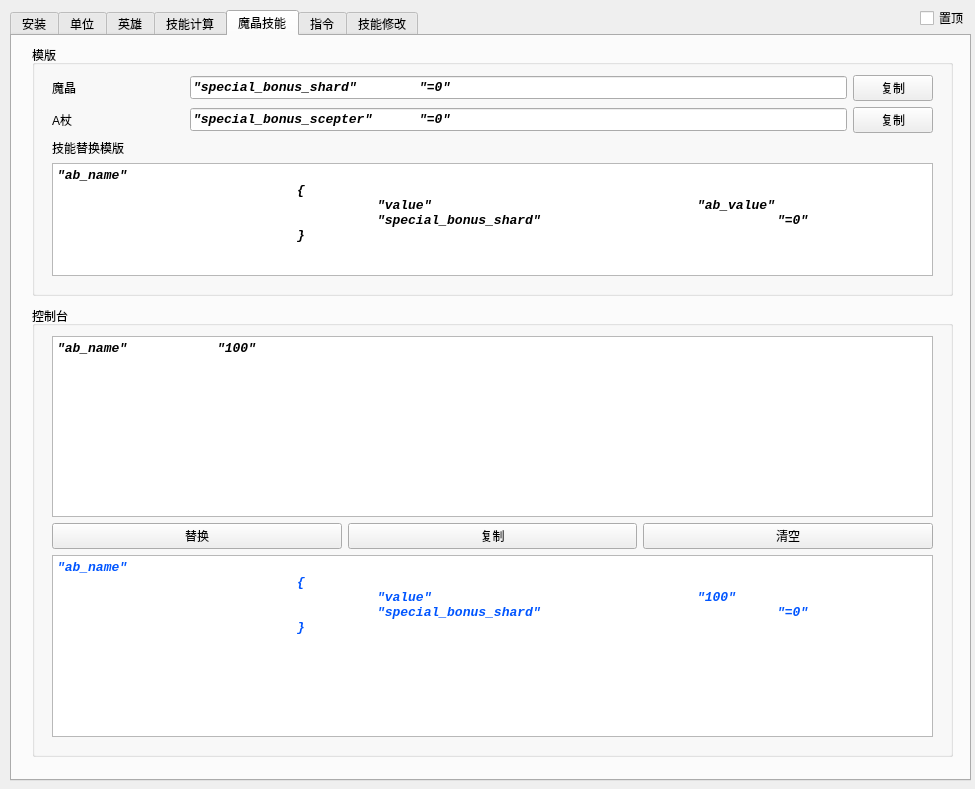
Old version of the form untitled.ui in the repository JeremyChim/Dota-Tool.
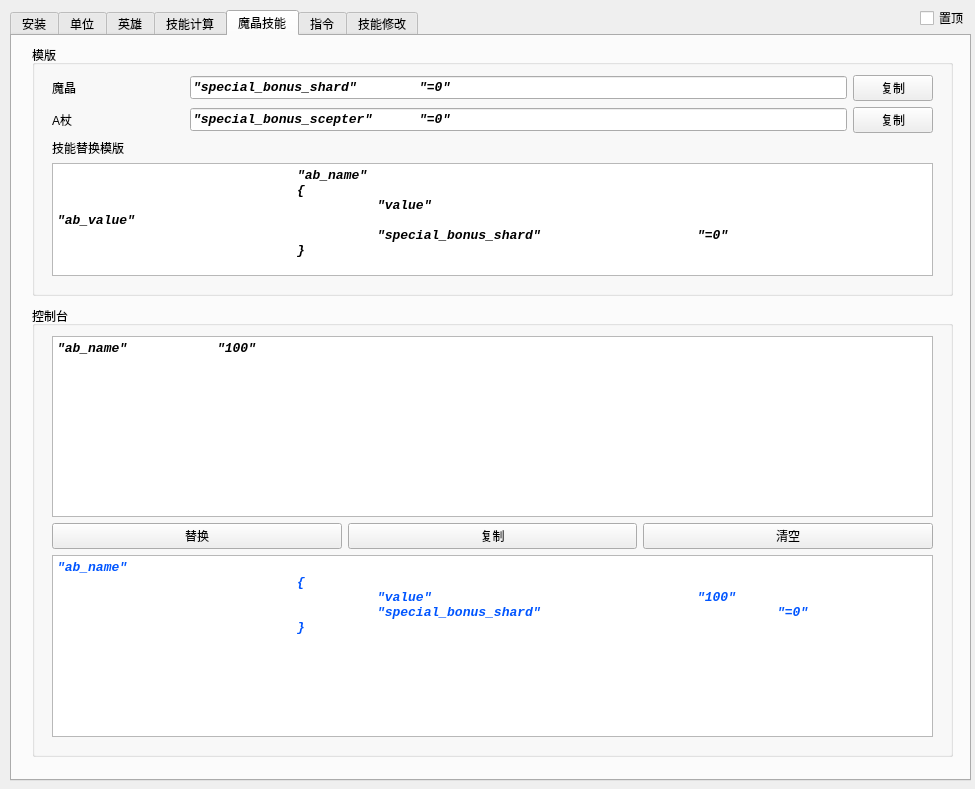
New version of the form. The open tabs and pages were chosen to show the change.

Commit message: change ui ab_calc ab_replay

What changed in the file:
```diff
--- a/untitled.ui
+++ b/untitled.ui
@@ -2171,10 +2171,10 @@
 li.unchecked::marker { content: &quot;\2610&quot;; }
 li.checked::marker { content: &quot;\2612&quot;; }
 &lt;/style&gt;&lt;/head&gt;&lt;body style=&quot; font-family:'Consolas'; font-size:10pt; font-weight:700; font-style:italic;&quot;&gt;
-&lt;p style=&quot; margin-top:0px; margin-bottom:0px; margin-left:0px; margin-right:0px; -qt-block-indent:0; text-indent:0px;&quot;&gt;&lt;span style=&quot; font-weight:696;&quot;&gt;&amp;quot;ab_name&amp;quot;&lt;/span&gt;&lt;/p&gt;
+&lt;p style=&quot; margin-top:0px; margin-bottom:0px; margin-left:0px; margin-right:0px; -qt-block-indent:0; text-indent:0px;&quot;&gt;			&lt;span style=&quot; font-weight:696;&quot;&gt;&amp;quot;ab_name&amp;quot;&lt;/span&gt;&lt;/p&gt;
 &lt;p style=&quot; margin-top:0px; margin-bottom:0px; margin-left:0px; margin-right:0px; -qt-block-indent:0; text-indent:0px;&quot;&gt;&lt;span style=&quot; font-weight:696;&quot;&gt;			{&lt;/span&gt;&lt;/p&gt;
-&lt;p style=&quot; margin-top:0px; margin-bottom:0px; margin-left:0px; margin-right:0px; -qt-block-indent:0; text-indent:0px;&quot;&gt;&lt;span style=&quot; font-weight:696;&quot;&gt;				&amp;quot;value&amp;quot;				&amp;quot;ab_value&amp;quot;&lt;/span&gt;&lt;/p&gt;
-&lt;p style=&quot; margin-top:0px; margin-bottom:0px; margin-left:0px; margin-right:0px; -qt-block-indent:0; text-indent:0px;&quot;&gt;&lt;span style=&quot; font-weight:696;&quot;&gt;				&amp;quot;special_bonus_shard&amp;quot;			&amp;quot;=0&amp;quot;&lt;/span&gt;&lt;/p&gt;
+&lt;p style=&quot; margin-top:0px; margin-bottom:0px; margin-left:0px; margin-right:0px; -qt-block-indent:0; text-indent:0px;&quot;&gt;&lt;span style=&quot; font-weight:696;&quot;&gt;				&amp;quot;value&amp;quot;						&amp;quot;ab_value&amp;quot;&lt;/span&gt;&lt;/p&gt;
+&lt;p style=&quot; margin-top:0px; margin-bottom:0px; margin-left:0px; margin-right:0px; -qt-block-indent:0; text-indent:0px;&quot;&gt;&lt;span style=&quot; font-weight:696;&quot;&gt;				&amp;quot;special_bonus_shard&amp;quot;		&amp;quot;=0&amp;quot;&lt;/span&gt;&lt;/p&gt;
 &lt;p style=&quot; margin-top:0px; margin-bottom:0px; margin-left:0px; margin-right:0px; -qt-block-indent:0; text-indent:0px;&quot;&gt;&lt;span style=&quot; font-weight:696;&quot;&gt;			}&lt;/span&gt;&lt;/p&gt;&lt;/body&gt;&lt;/html&gt;</string>
            </property>
           </widget>
```
Left out of the diff: 4 changed lines with no effect on the pictures. The commit also changes 3 other files.
